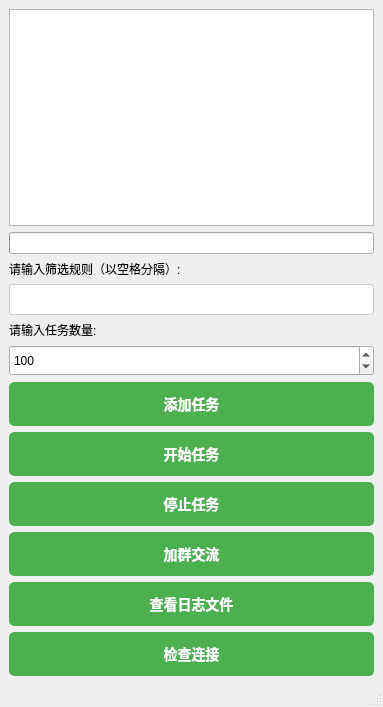
The window that main_window.ui (hongzhe12/ResumeAce) describes before a commit, drawn with Qt 5.
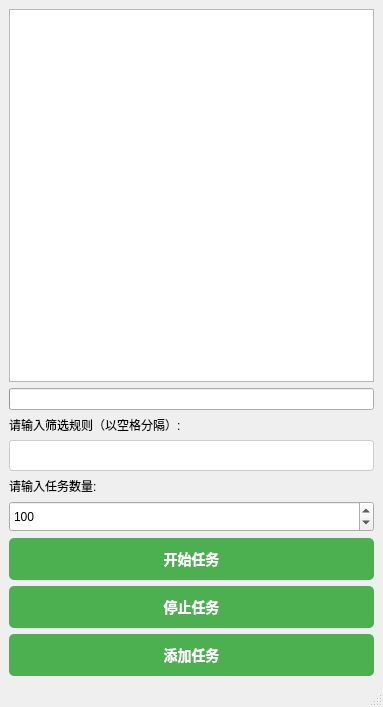
The same window after the commit.

Commit message: 1. 加入抽屉菜单。 2. 界面样式修改为 Fusion 样式。 3. 修复加群功能。

```diff
--- a/main_window.ui
+++ b/main_window.ui
@@ -17,7 +17,7 @@
    <string notr="true">QPushButton {
                 background-color: #4CAF50;
                 color: white;
-                border: 1px solid #4CAF50;
+                border: none;
                 border-radius: 5px;
                 padding: 10px 20px;
                 font-size: 14px;
@@ -124,19 +124,6 @@
     </item>
     <item row="2" column="0">
      <layout class="QVBoxLayout" name="verticalLayout">
-      <item>
-       <widget class="QPushButton" name="add_task_button">
-        <property name="minimumSize">
-         <size>
-          <width>0</width>
-          <height>40</height>
-         </size>
-        </property>
-        <property name="text">
-         <string>添加任务</string>
-        </property>
-       </widget>
-      </item>
       <item>
        <widget class="QPushButton" name="start_button">
         <property name="minimumSize">
@@ -145,6 +132,9 @@
           <height>40</height>
          </size>
         </property>
+        <property name="styleSheet">
+         <string notr="true"/>
+        </property>
         <property name="text">
          <string>开始任务</string>
         </property>
@@ -164,7 +154,7 @@
        </widget>
       </item>
       <item>
-       <widget class="QPushButton" name="add_group">
+       <widget class="QPushButton" name="add_task_button">
         <property name="minimumSize">
          <size>
           <width>0</width>
@@ -172,33 +162,7 @@
          </size>
         </property>
         <property name="text">
-         <string>加群交流</string>
-        </property>
-       </widget>
-      </item>
-      <item>
-       <widget class="QPushButton" name="open_log_button">
-        <property name="minimumSize">
-         <size>
-          <width>0</width>
-          <height>40</height>
-         </size>
-        </property>
-        <property name="text">
-         <string>查看日志文件</string>
-        </property>
-       </widget>
-      </item>
-      <item>
-       <widget class="QPushButton" name="check">
-        <property name="minimumSize">
-         <size>
-          <width>0</width>
-          <height>40</height>
-         </size>
-        </property>
-        <property name="text">
-         <string>检查连接</string>
+         <string>添加任务</string>
         </property>
        </widget>
       </item>
```
Left out of the diff: 9 changed lines with no effect on the pictures. The commit also changes 2 other files.
